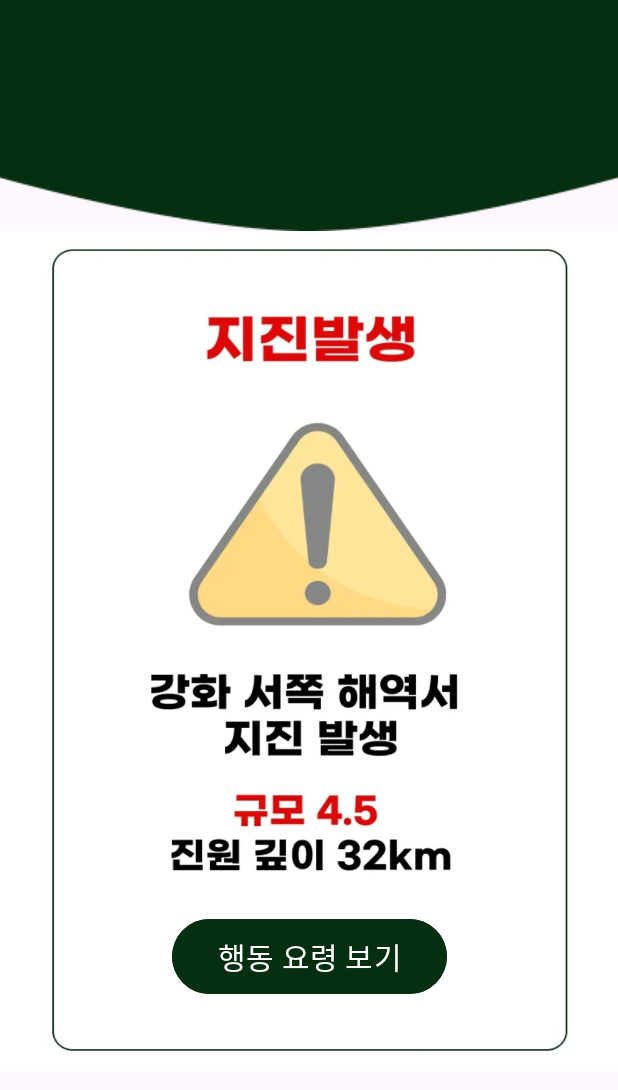
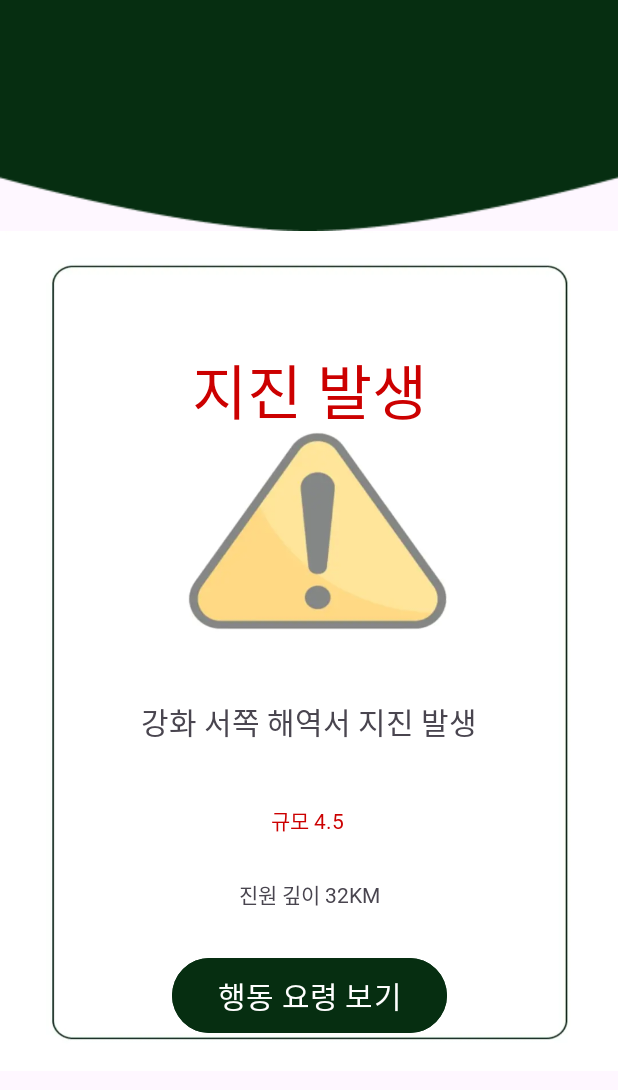
Before and after one commit to Ooohje/Ginicall, an Android app: the Warning_Activity screen opened directly, with no data from a screen before it, on a phone screen of 412 x 824 dp. Shown: the top 1090 px of the screen. Run offline under Robolectric (Android 15) with nearby library versions, the phone set to English and light mode, and no system bars; libraries missing offline, so code that uses them is left out: com.kakao.vectormap.

Commit message:
modify xml : Warning_Activity

```diff
--- a/app/src/main/res/layout/activity_warning.xml
+++ b/app/src/main/res/layout/activity_warning.xml
@@ -5,6 +5,7 @@
     android:layout_width="match_parent"
     android:layout_height="match_parent"
     tools:context=".MainActivity">
+
 
     <ImageView
         android:id="@+id/Warning_top"
@@ -23,20 +24,71 @@
         app:layout_constraintBottom_toBottomOf="parent"
         app:layout_constraintTop_toBottomOf="@id/Warning_top"
         app:layout_constraintVertical_bias="0.0"
-        tools:layout_editor_absoluteX="0dp" />
+        tools:layout_editor_absoluteX="54dp" />
 
     <Button
         android:id="@+id/button"
         android:layout_width="183dp"
         android:layout_height="58dp"
+        android:layout_marginTop="28dp"
         android:backgroundTint="#062E11"
         android:backgroundTintMode="src_over"
         android:text="행동 요령 보기"
         android:textSize="20dp"
-        app:layout_constraintBottom_toBottomOf="@id/Warning_bottom"
         app:layout_constraintEnd_toEndOf="@id/Warning_bottom"
         app:layout_constraintStart_toStartOf="@id/Warning_bottom"
-        app:layout_constraintTop_toTopOf="@id/Warning_bottom"
-        app:layout_constraintVertical_bias="0.906" />
+        app:layout_constraintTop_toBottomOf="@id/Depth_Text" />
+
+    <TextView
+        android:id="@+id/Event_Text"
+        android:layout_width="wrap_content"
+        android:layout_height="wrap_content"
+        android:layout_marginTop="76dp"
+        android:layout_marginBottom="176dp"
+        android:fontFamily="@font/gmarket_sans_ttf_bold"
+        android:text="지진 발생"
+        android:textColor="@android:color/holo_red_dark"
+        android:textSize="40dp"
+        app:layout_constraintBottom_toTopOf="@+id/From_Text"
+        app:layout_constraintEnd_toEndOf="@+id/Warning_bottom"
+        app:layout_constraintStart_toStartOf="@+id/Warning_bottom"
+        app:layout_constraintTop_toBottomOf="@+id/Warning_top"
+        app:layout_constraintVertical_bias="0.0" />
+
+    <TextView
+        android:id="@+id/From_Text"
+        android:layout_width="wrap_content"
+        android:layout_height="wrap_content"
+        android:layout_marginBottom="40dp"
+        android:fontFamily="@font/gmarket_sans_ttf_bold"
+        android:text="강화 서쪽 해역서 지진 발생"
+        android:textSize="20dp"
+        app:layout_constraintBottom_toTopOf="@+id/Magnitude_Text"
+        app:layout_constraintEnd_toEndOf="@+id/Warning_bottom"
+        app:layout_constraintStart_toStartOf="@+id/Warning_bottom" />
+
+    <TextView
+        android:id="@+id/Magnitude_Text"
+        android:layout_width="wrap_content"
+        android:layout_height="wrap_content"
+        android:layout_marginBottom="28dp"
+        android:fontFamily="@font/gmarket_sans_ttf_bold"
+        android:text="규모 4.5"
+        android:textColor="@android:color/holo_red_dark"
+        app:layout_constraintBottom_toTopOf="@+id/Depth_Text"
+        app:layout_constraintEnd_toEndOf="@+id/Warning_bottom"
+        app:layout_constraintHorizontal_bias="0.498"
+        app:layout_constraintStart_toStartOf="@+id/Warning_bottom" />
+
+    <TextView
+        android:id="@+id/Depth_Text"
+        android:layout_width="wrap_content"
+        android:layout_height="wrap_content"
+        android:layout_marginBottom="24dp"
+        android:fontFamily="@font/gmarket_sans_ttf_bold"
+        android:text="진원 깊이 32KM"
+        app:layout_constraintBottom_toTopOf="@+id/button"
+        app:layout_constraintEnd_toEndOf="@+id/Warning_bottom"
+        app:layout_constraintStart_toStartOf="@+id/Warning_bottom" />
 
 </androidx.constraintlayout.widget.ConstraintLayout>
```
Also changed, not shown: app/src/main/res/drawable/frame_rect.png (added), app/src/main/res/drawable/warning.png.
